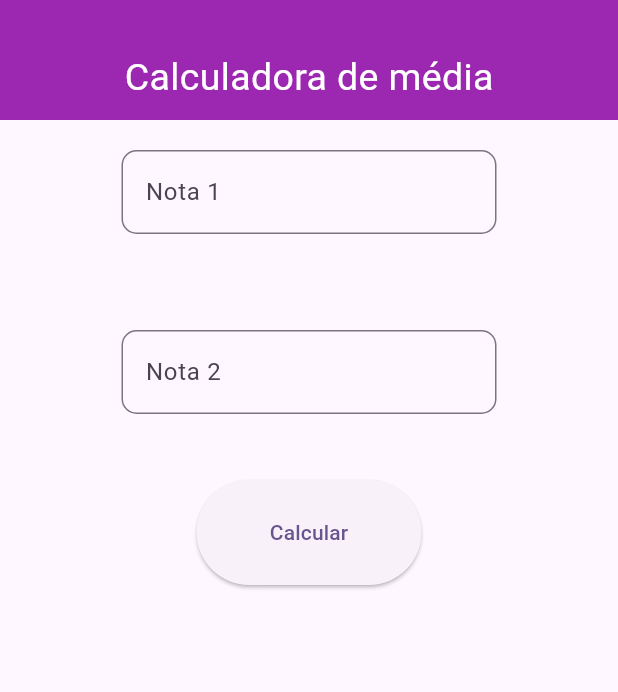
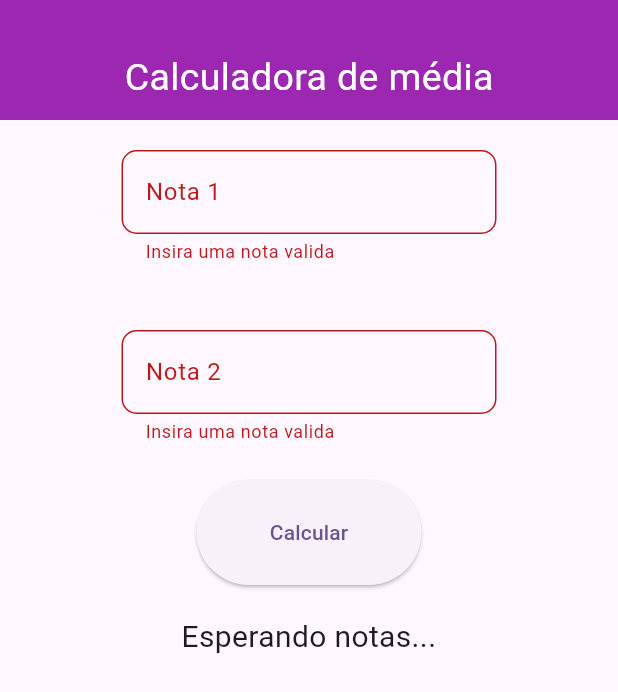
Before and after one commit to pedrohocc/unama, a Flutter app: the screen it shows after launch, after a tap on "Calcular", on a phone screen of 412 x 824 dp. Shown: the top 692 px of the screen. Run offline on Flutter 3.47's test engine with Material 2 defaults, Android fonts, the phone set to English and light mode, and no system bars; our stand-ins replace share_plus.

Commit message:
fim projeto mobile

```diff
--- a/4_semestre/alta-perfomace-mobile/v5/app/lib/components/home/formulario.dart
+++ b/4_semestre/alta-perfomace-mobile/v5/app/lib/components/home/formulario.dart
@@ -1,5 +1,4 @@
-import 'dart:ffi';
-
+import 'package:app/api/api_actions.dart';
 import 'package:flutter/material.dart';
 
 class Formulario extends StatefulWidget {
@@ -13,6 +12,24 @@ class _FormularioState extends State<Formulario> {
   TextEditingController nota1Controller = TextEditingController();
   TextEditingController nota2Controller = TextEditingController();
   final _keyForm = GlobalKey<FormState>();
+  String resultado = '';
+  String status = '';
+
+  void mudarResultadoEStatus(value) {
+    setState(() {
+      resultado = value;
+    });
+
+    if (double.parse(resultado) >= 7) {
+      setState(() {
+        status = 'Aprovado!';
+      });
+    } else {
+      setState(() {
+        status = 'Estude mais!';
+      });
+    }
+  }
 
   @override
   Widget build(BuildContext context) {
@@ -30,6 +47,11 @@ class _FormularioState extends State<Formulario> {
                     if (validar(value)) {
                       return 'Insira uma nota valida';
                     } else {
+                      try {
+                        double.parse(value!);
+                      } catch (e) {
+                        return 'Insira uma nota valida';
+                      }
                       return null;
                     }
                   },
@@ -48,11 +70,14 @@ class _FormularioState extends State<Formulario> {
                 height: 80,
                 child: TextFormField(
                   validator: (value) {
-                    if (validar(value) ||
-                        double.parse(value!) < 0 ||
-                        double.parse(value) > 10) {
+                    if (validar(value)) {
                       return 'Insira uma nota valida';
                     } else {
+                      try {
+                        double.parse(value!);
+                      } catch (e) {
+                        return 'Insira uma nota valida';
+                      }
                       return null;
                     }
                   },
@@ -71,9 +96,23 @@ class _FormularioState extends State<Formulario> {
             height: 70,
             child: ElevatedButton(
               onPressed: () {
-                _keyForm.currentState!.validate();
+                if (_keyForm.currentState!.validate()) {
+                  APIActions()
+                      .getResultado(nota1Controller.text, nota2Controller.text)
+                      .then((value) => mudarResultadoEStatus(value));
+                }
               },
               child: Text('Calcular'),
+            ),
+          ),
+          Padding(
+            padding: const EdgeInsets.only(top: 20.0),
+            child: Text(
+              resultado == ''
+                  ? 'Esperando notas...'
+                  : 'Média: $resultado\nStatus: $status',
+              style: TextStyle(fontSize: 20),
+              textAlign: TextAlign.center,
             ),
           )
         ],
@@ -84,9 +123,6 @@ class _FormularioState extends State<Formulario> {
 
 bool validar(String? value) {
   if (value != null && value.isEmpty) {
-    if (double.parse(value) < 0 || double.parse(value) > 10) {
-      return false;
-    }
     return true;
   } else {
     return false;
```
Also changed, not shown: 4_semestre/alta-perfomace-mobile/v5/app/lib/api/api_actions.dart (+13 -1 lines), 4_semestre/alta-perfomace-mobile/v5/app/lib/api/connection.dart (+5 -2 lines), 4_semestre/alta-perfomace-mobile/v5/app/lib/helpers/validator.dart (added, +10 -0 lines), 2 other files.
